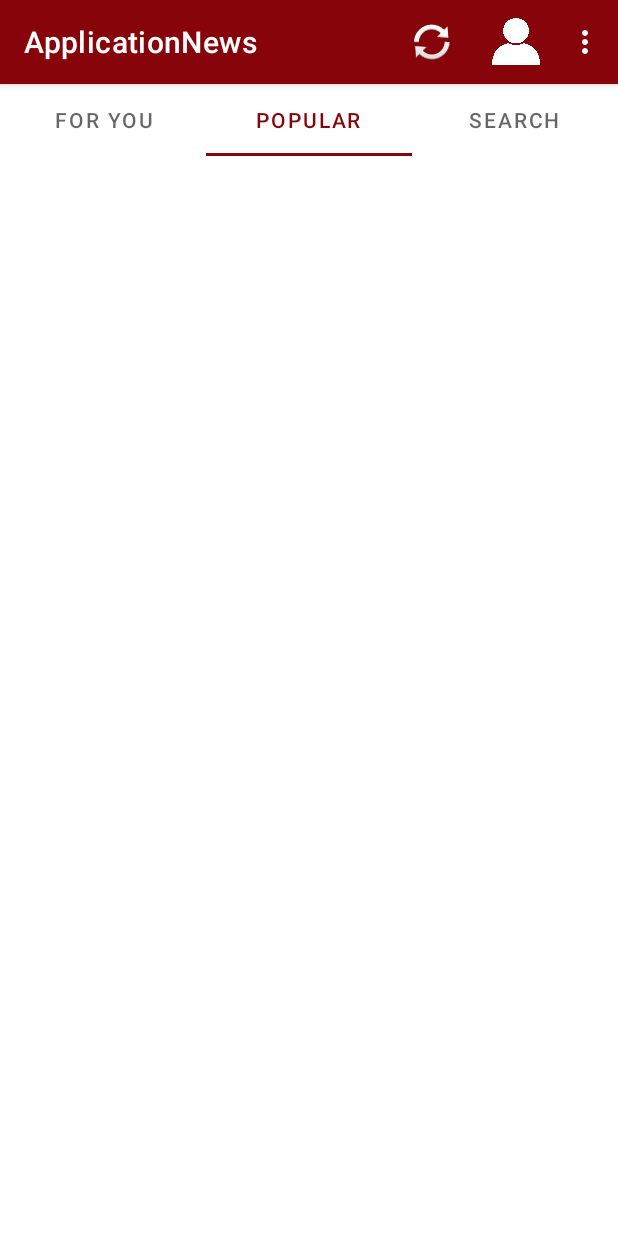
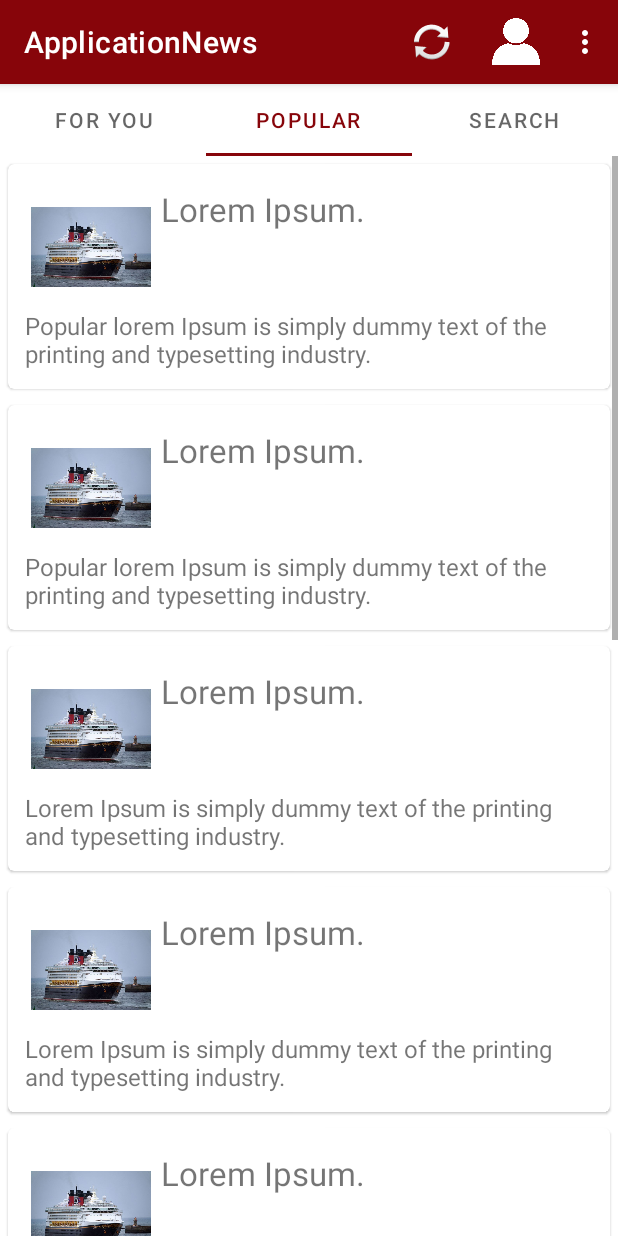
Before and after one commit to ErikMille/ApplicationNews, an Android app: the screen it shows after launch (MainActivity), tab 2 chosen, on a phone screen of 412 x 824 dp. Run offline under Robolectric (Android 15) with nearby library versions, the phone set to English and light mode, and no system bars.

Commit message:
All recyclers

```diff
--- a/app/src/main/java/com/example/applicationnews/ForYouFragment.kt
+++ b/app/src/main/java/com/example/applicationnews/ForYouFragment.kt
@@ -54,6 +54,22 @@ class ForYouFragment : Fragment() {
         recyclerView.adapter = mAdapter
     }
 
+    private fun populateList(): ArrayList<CardModel> {
+        val list = ArrayList<CardModel>()
+        val myImageList = arrayOf(R.drawable.ship, R.drawable.ship, R.drawable.ship, R.drawable.ship, R.drawable.ship, R.drawable.ship, R.drawable.ship, R.drawable.ship, R.drawable.ship, R.drawable.ship)
+        val myImageNameList = arrayOf(R.string.lorem_ipsum_header, R.string.lorem_ipsum_header, R.string.lorem_ipsum_header, R.string.lorem_ipsum_header, R.string.lorem_ipsum_header, R.string.lorem_ipsum_header, R.string.lorem_ipsum_header, R.string.lorem_ipsum_header, R.string.lorem_ipsum_header, R.string.lorem_ipsum_header)
+        val myImageTextList = arrayOf(R.string.lorem_ipsum,R.string.lorem_ipsum,R.string.lorem_ipsum,R.string.lorem_ipsum,R.string.lorem_ipsum,R.string.lorem_ipsum,R.string.lorem_ipsum,R.string.lorem_ipsum,R.string.lorem_ipsum,R.string.lorem_ipsum)
+
+        for (i in 0..9) {
+            val imageModel = CardModel()
+            imageModel.setNames(getString(myImageNameList[i]))
+            imageModel.setTexts(getString(myImageTextList[i]))
+            imageModel.setImages(myImageList[i])
+            list.add(imageModel)
+        }
+        return list
+    }
+
     companion object {
         /**
          * Use this factory method to create a new instance of
@@ -73,20 +89,4 @@ class ForYouFragment : Fragment() {
                 }
             }
     }
-
-    private fun populateList(): ArrayList<CardModel> {
-        val list = ArrayList<CardModel>()
-        val myImageList = arrayOf(R.drawable.ship, R.drawable.ship, R.drawable.ship, R.drawable.ship, R.drawable.ship, R.drawable.ship, R.drawable.ship, R.drawable.ship, R.drawable.ship, R.drawable.ship)
-        val myImageNameList = arrayOf(R.string.lorem_ipsum_header, R.string.lorem_ipsum_header, R.string.lorem_ipsum_header, R.string.lorem_ipsum_header, R.string.lorem_ipsum_header, R.string.lorem_ipsum_header, R.string.lorem_ipsum_header, R.string.lorem_ipsum_header, R.string.lorem_ipsum_header, R.string.lorem_ipsum_header)
-        val myImageTextList = arrayOf(R.string.lorem_ipsum,R.string.lorem_ipsum,R.string.lorem_ipsum,R.string.lorem_ipsum,R.string.lorem_ipsum,R.string.lorem_ipsum,R.string.lorem_ipsum,R.string.lorem_ipsum,R.string.lorem_ipsum,R.string.lorem_ipsum)
-
-        for (i in 0..9) {
-            val imageModel = CardModel()
-            imageModel.setNames(getString(myImageNameList[i]))
-            imageModel.setTexts(getString(myImageTextList[i]))
-            imageModel.setImages(myImageList[i])
-            list.add(imageModel)
-        }
-        return list
-    }
 }
--- a/app/src/main/java/com/example/applicationnews/PopularFragment.kt
+++ b/app/src/main/java/com/example/applicationnews/PopularFragment.kt
@@ -5,6 +5,8 @@ import androidx.fragment.app.Fragment
 import android.view.LayoutInflater
 import android.view.View
 import android.view.ViewGroup
+import androidx.recyclerview.widget.LinearLayoutManager
+import androidx.recyclerview.widget.RecyclerView
 
 // TODO: Rename parameter arguments, choose names that match
 // the fragment initialization parameters, e.g. ARG_ITEM_NUMBER
@@ -36,6 +38,34 @@ class PopularFragment : Fragment() {
         // Inflate the layout for this fragment
         return inflater.inflate(R.layout.fragment_popular, container, false)
     }
+    override fun onViewCreated(view: View, savedInstanceState: Bundle?) {
+        super.onViewCreated(view, savedInstanceState)
+
+        val imageModelArrayList = populateList()
+//
+        val recyclerView = view.findViewById(R.id.my_recycler_view_popular) as RecyclerView// Bind to the recyclerview in the layout
+
+        val layoutManager = LinearLayoutManager(activity) // Get the layout manager
+        recyclerView.layoutManager = layoutManager
+        val mAdapter = ForYouAdapter(imageModelArrayList)
+        recyclerView.adapter = mAdapter
+    }
+
+    private fun populateList(): ArrayList<CardModel> {
+        val list = ArrayList<CardModel>()
+        val myImageList = arrayOf(R.drawable.ship, R.drawable.ship, R.drawable.ship, R.drawable.ship, R.drawable.ship, R.drawable.ship, R.drawable.ship, R.drawable.ship, R.drawable.ship, R.drawable.ship)
+        val myImageNameList = arrayOf(R.string.lorem_ipsum_header, R.string.lorem_ipsum_header, R.string.lorem_ipsum_header, R.string.lorem_ipsum_header, R.string.lorem_ipsum_header, R.string.lorem_ipsum_header, R.string.lorem_ipsum_header, R.string.lorem_ipsum_header, R.string.lorem_ipsum_header, R.string.lorem_ipsum_header)
+        val myImageTextList = arrayOf(R.string.lorem_ipsum_popular,R.string.lorem_ipsum_popular,R.string.lorem_ipsum,R.string.lorem_ipsum,R.string.lorem_ipsum,R.string.lorem_ipsum,R.string.lorem_ipsum,R.string.lorem_ipsum,R.string.lorem_ipsum,R.string.lorem_ipsum)
+
+        for (i in 0..9) {
+            val imageModel = CardModel()
+            imageModel.setNames(getString(myImageNameList[i]))
+            imageModel.setTexts(getString(myImageTextList[i]))
+            imageModel.setImages(myImageList[i])
+            list.add(imageModel)
+        }
+        return list
+    }
 
     companion object {
         /**
--- a/app/src/main/java/com/example/applicationnews/SearchFragment.kt
+++ b/app/src/main/java/com/example/applicationnews/SearchFragment.kt
@@ -5,6 +5,8 @@ import androidx.fragment.app.Fragment
 import android.view.LayoutInflater
 import android.view.View
 import android.view.ViewGroup
+import androidx.recyclerview.widget.LinearLayoutManager
+import androidx.recyclerview.widget.RecyclerView
 
 // TODO: Rename parameter arguments, choose names that match
 // the fragment initialization parameters, e.g. ARG_ITEM_NUMBER
@@ -37,6 +39,35 @@ class SearchFragment : Fragment() {
         return inflater.inflate(R.layout.fragment_search, container, false)
     }
 
+    override fun onViewCreated(view: View, savedInstanceState: Bundle?) {
+        super.onViewCreated(view, savedInstanceState)
+
+        val imageModelArrayList = populateList()
+//
+        val recyclerView = view.findViewById(R.id.my_recycler_view_search) as RecyclerView// Bind to the recyclerview in the layout
+
+        val layoutManager = LinearLayoutManager(activity) // Get the layout manager
+        recyclerView.layoutManager = layoutManager
+        val mAdapter = ForYouAdapter(imageModelArrayList)
+        recyclerView.adapter = mAdapter
+    }
+
+    private fun populateList(): ArrayList<CardModel> {
+        val list = ArrayList<CardModel>()
+        val myImageList = arrayOf(R.drawable.ship, R.drawable.ship, R.drawable.ship, R.drawable.ship, R.drawable.ship, R.drawable.ship, R.drawable.ship, R.drawable.ship, R.drawable.ship, R.drawable.ship)
+        val myImageNameList = arrayOf(R.string.lorem_ipsum_header, R.string.lorem_ipsum_header, R.string.lorem_ipsum_header, R.string.lorem_ipsum_header, R.string.lorem_ipsum_header, R.string.lorem_ipsum_header, R.string.lorem_ipsum_header, R.string.lorem_ipsum_header, R.string.lorem_ipsum_header, R.string.lorem_ipsum_header)
+        val myImageTextList = arrayOf(R.string.lorem_ipsum_search,R.string.lorem_ipsum_search,R.string.lorem_ipsum,R.string.lorem_ipsum,R.string.lorem_ipsum,R.string.lorem_ipsum,R.string.lorem_ipsum,R.string.lorem_ipsum,R.string.lorem_ipsum,R.string.lorem_ipsum)
+
+        for (i in 0..9) {
+            val imageModel = CardModel()
+            imageModel.setNames(getString(myImageNameList[i]))
+            imageModel.setTexts(getString(myImageTextList[i]))
+            imageModel.setImages(myImageList[i])
+            list.add(imageModel)
+        }
+        return list
+    }
+
     companion object {
         /**
          * Use this factory method to create a new instance of
--- a/app/src/main/res/values/strings.xml
+++ b/app/src/main/res/values/strings.xml
@@ -19,6 +19,8 @@
     <string name="some_interest">Interest</string>
     <string name="search">Search</string>
     <string name="lorem_ipsum">Lorem Ipsum is simply dummy text of the printing and typesetting industry.</string>
+    <string name="lorem_ipsum_popular">Popular lorem Ipsum is simply dummy text of the printing and typesetting industry.</string>
+    <string name="lorem_ipsum_search">Search lorem Ipsum is simply dummy text of the printing and typesetting industry.</string>
     <string name="lorem_ipsum_header">Lorem Ipsum.</string>
     <string name="add_interest">Add Interest</string>
     <string name="source_link"><a href="https://www.source.co.uk/">https://www.source.co.uk/</a></string>
```
